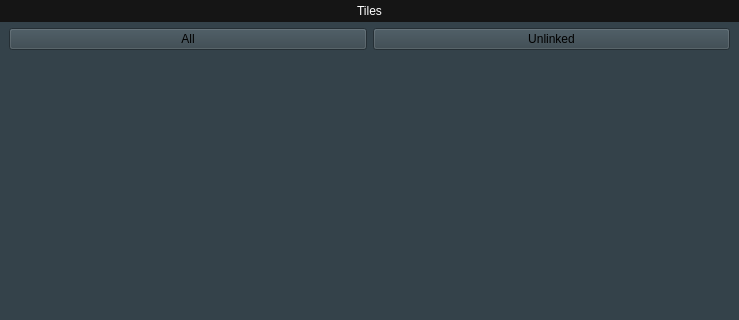
First picture: the form in TilesetEditor/fragmenttiles.ui, repository diegofps/tileset_editor, before the edit; both pictures show x 0 to 739 and y 0 to 320 of the 739 by 532 pixel window.
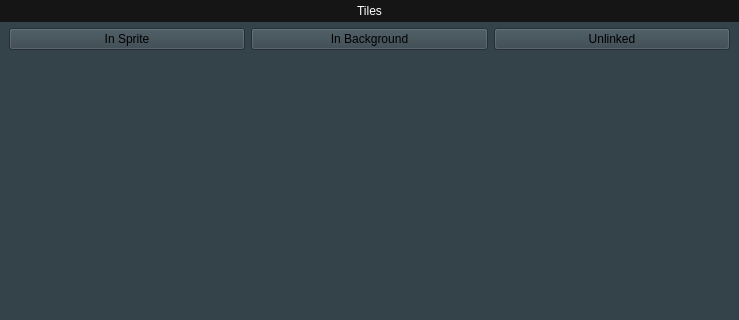
Second picture: the form after the edit.

Commit message: New buttons in FragmentTiles

```diff
--- a/TilesetEditor/fragmenttiles.ui
+++ b/TilesetEditor/fragmenttiles.ui
@@ -118,7 +118,7 @@
           <item>
            <widget class="QPushButton" name="btAll">
             <property name="text">
-             <string>All</string>
+             <string>In Sprite</string>
             </property>
             <property name="checkable">
              <bool>false</bool>
@@ -137,6 +137,13 @@
             </property>
            </widget>
           </item>
+          <item>
+           <widget class="QPushButton" name="btBackground">
+            <property name="text">
+             <string>In Background</string>
+            </property>
+           </widget>
+          </item>
           <item>
            <widget class="QPushButton" name="btUnlinked">
             <property name="text">
```
Left out of the diff: 2 changed lines with no effect on the pictures. The commit also changes 9 other files.
